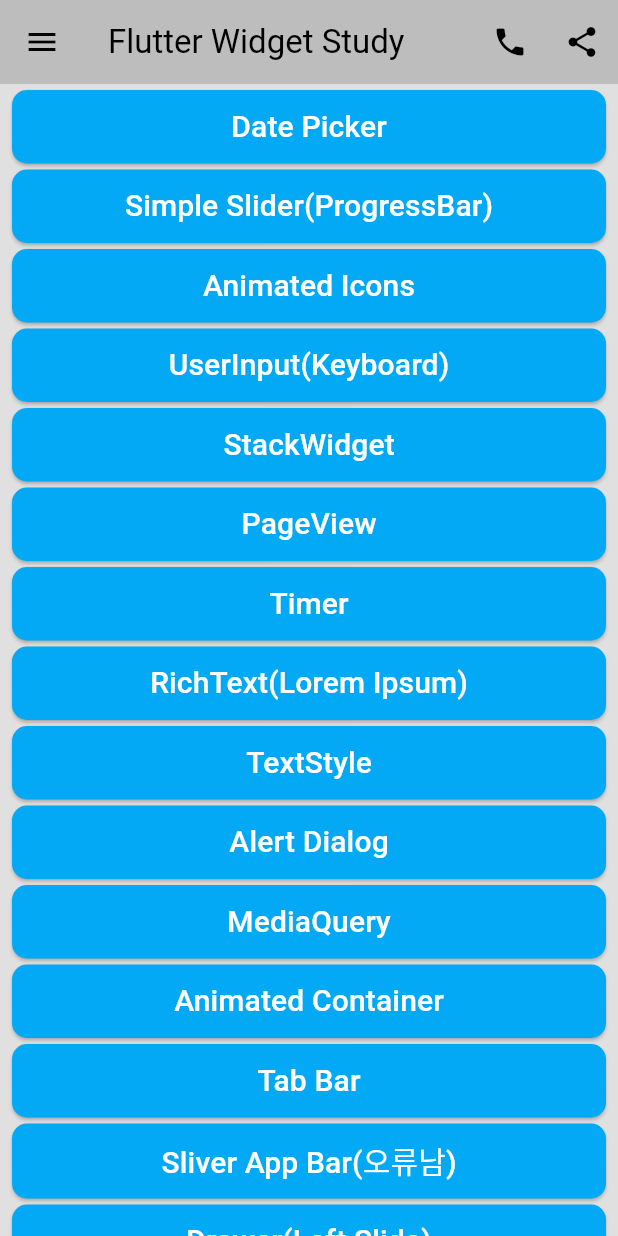
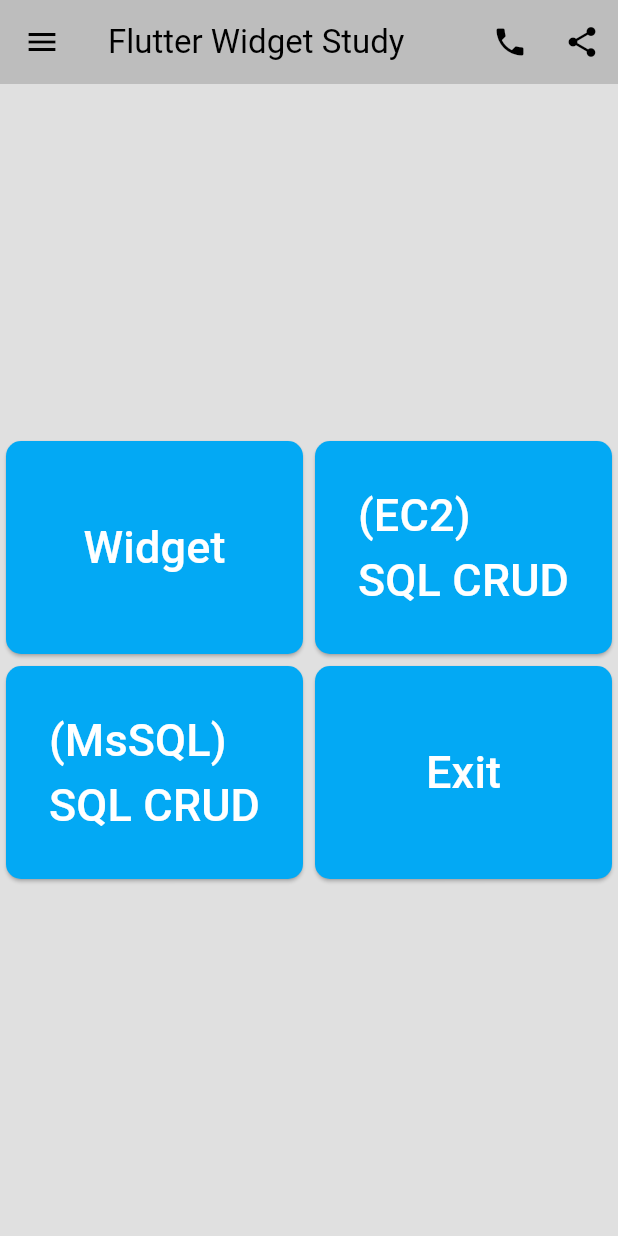
Before and after one commit to ggamijoa/flutter_widget, a Flutter app: the screen it shows after launch, on a phone screen of 412 x 824 dp. Run offline on Flutter 3.47's test engine with Material 3 defaults, Android fonts, the phone set to English and light mode, and no system bars; missing offline and left inert: lorem_ipsum_generator.

Commit message:
20240615-1

```diff
--- a/lib/DatePicker.dart
+++ b/lib/DatePicker.dart
@@ -9,6 +9,7 @@
 
 class _DatePickerWidgetState extends State<DatePickerWidget> {
   DateTime _dateTime = DateTime.now() ;
+  String showDate = '' ;
 
   void _showDatePicker() async {
     await showDatePicker(
@@ -20,6 +21,9 @@
     ).then((value){
       setState(() {
         _dateTime = value! ;
+        showDate = _dateTime.year.toString()+'.'+
+                   _dateTime.month.toString().padLeft(2,'0')+'.'+
+                   _dateTime.day.toString().padLeft(2,'0') ;
       });
     });
   }
@@ -32,7 +36,7 @@
           mainAxisAlignment: MainAxisAlignment.spaceEvenly,
           crossAxisAlignment: CrossAxisAlignment.center,
           children: [
-            Text(_dateTime.month.toString(),style: TextStyle(fontSize: 30),), //_dateTime.toString()
+            Text(showDate,style: TextStyle(fontSize: 30),), //_dateTime.month.toString()
             MaterialButton(
               onPressed: (){_showDatePicker();},
               color: Colors.lightBlue,
--- a/lib/main.dart
+++ b/lib/main.dart
@@ -1,30 +1,8 @@
 import 'package:flutter/material.dart';
+import 'package:flutter/services.dart';
 import 'package:flutter_localizations/flutter_localizations.dart';
+import 'package:widget_study/WidgetMain.dart';
 
-import 'package:widget_study/AlertDialog.dart';
-import 'package:widget_study/AnimatedContainer.dart';
-import 'package:widget_study/Container.dart';
-import 'package:widget_study/DatePicker.dart';
-import 'package:widget_study/Drawer.dart';
-import 'package:widget_study/Expanded.dart';
-import 'package:widget_study/GestureDetector.dart';
-import 'package:widget_study/ListView.dart';
-import 'package:widget_study/SimpleSlider.dart';
-import 'package:widget_study/Timer.dart';
-
-import 'AnimatedIcons.dart';
-import 'BottomNavBar.dart';
-import 'ColumnRow.dart';
-import 'GridView.dart';
-import 'ImageAsset.dart';
-import 'MediaQuery.dart';
-import 'PageView.dart';
-import 'RichText.dart';
-import 'RoundCorner.dart';
-import 'Stack.dart';
-import 'TabBar.dart';
-import 'TextStyle.dart';
-import 'UserInput.dart';
 
 void main(){
   runApp(MyApp()) ;
@@ -84,47 +62,44 @@
             icon: Icon(Icons.share),),
         ],
       ),
-      body: ListView(
+      body: Center(
+        child: Column(
+          mainAxisAlignment: MainAxisAlignment.center,
           children: [
-            SizedBox(height: 2,),
-            makeButton(context, 'Date Picker', DatePickerWidget()),
-            makeButton(context, 'Simple Slider(ProgressBar)', SimpleSliderWidget()),
-            makeButton(context, 'Animated Icons', AnimatedIconsWidget()),
-            makeButton(context, 'UserInput(Keyboard)', UserInputWidget()),
-            makeButton(context, 'StackWidget', StackWidget()),
-            makeButton(context, 'PageView', PageViewWidget()),
-            makeButton(context, 'Timer', TimerWidget()),
-            makeButton(context, 'RichText(Lorem Ipsum)', RichTextWidget()),
-            makeButton(context, 'TextStyle', TextStyleWidget()),
-            makeButton(context, 'Alert Dialog', AlertDialogWidget()),
-            makeButton(context, 'MediaQuery', MediaQueryWidget()),
-            makeButton(context, 'Animated Container', AnimatedContainerWidget()),
-            makeButton(context, 'Tab Bar', TabBarWidget()),
-            makeButton(context, 'Sliver App Bar(오류남)', SliverAppBar()),
-            makeButton(context, 'Drawer(Left Slide)', DrawerWidget()),
-            makeButton(context, 'Bottom Nav Bar', BottomNavBarWidget()),
-            makeButton(context, 'Gesture Detector', GestureDetectorWidget()),
-            makeButton(context, 'GridView', GridViewWidget()),
-            makeButton(context, 'Image Asset1', ImageAssetWidget()),
-            makeButton(context, 'Round Corners', RoundCorderWidget()),
-            makeButton(context, 'ListView', ListViewWidget()),
-            makeButton(context, 'Column & Row', ColumnRowWidget()),
-            makeButton(context, 'Expanded (채우기)', ExpandedWidget()),
-            makeButton(context, 'Container', ContainerWidget()),
+            Row(
+              children: [
+                makeButton(context, 'Widget', WidgetMain()),
+                makeButton(context, '(EC2) \nSQL CRUD', null),
               ],
+            ),
+            Row(
+              children: [
+                makeButton(context, '(MsSQL) \nSQL CRUD', null),
+                makeButton(context, 'Exit', WidgetMain()),
+              ],
+            ),
+          ],
+        ),
       ),
     );
   }
 }
 
-Widget makeButton(BuildContext context, String text, Widget destination){
-  return Container(
-    padding: EdgeInsets.symmetric(horizontal: 8.0,vertical: 2.0),
+Widget makeButton(BuildContext context, String text, Widget? destination){
+  return Expanded(
+    child: Container(
+      height: 150,
+      padding: EdgeInsets.symmetric(horizontal: 4.0,vertical: 4.0),
       child: ElevatedButton(
         onPressed: (){
-        Navigator.push(context, MaterialPageRoute(builder: (context)=>destination)) ;
+          if(destination != null) {
+            text == 'Exit' ?
+            SystemNavigator.pop() :
+            Navigator.push(
+                context, MaterialPageRoute(builder: (context) => destination));
+          }
         },
-      child: Text(text,style: TextStyle(fontSize: 20,color: Colors.white),),
+        child: Text(text,style: TextStyle(fontSize: 30,color: Colors.white),),
         style: ElevatedButton.styleFrom(
           backgroundColor: Colors.lightBlue,
           padding: EdgeInsets.symmetric(vertical: 10),
@@ -133,8 +108,10 @@
           ),
         ),
       ),
+    ),
   ) ;
 }
 
 
+
 //flutter clean -> flutter pub get -> flutter run
```
Also changed, not shown: lib/TimePicker.dart (added, +45 -0 lines), lib/WheelScroll.dart (added, +15 -0 lines), lib/WidgetMain.dart (added, +85 -0 lines). Lines whose indentation alone changed are shown as unchanged.
